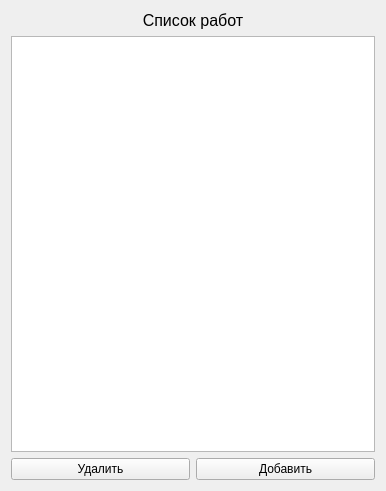
MariyaMari/myJournal, file ElectronicJournal/tablelistworks.ui: the form before one commit.
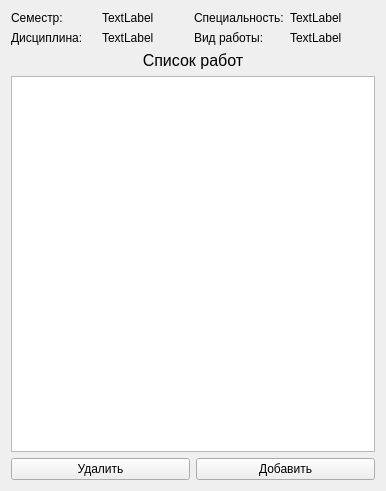
The form after the commit.

```diff
--- a/ElectronicJournal/tablelistworks.ui
+++ b/ElectronicJournal/tablelistworks.ui
@@ -13,8 +13,68 @@
   <property name="windowTitle">
    <string>Form</string>
   </property>
-  <layout class="QGridLayout" name="gridLayout_2">
+  <layout class="QGridLayout" name="gridLayout_3">
    <item row="0" column="0">
+    <layout class="QGridLayout" name="gridLayout_2">
+     <item row="1" column="1">
+      <widget class="QLabel" name="label_5">
+       <property name="text">
+        <string>TextLabel</string>
+       </property>
+      </widget>
+     </item>
+     <item row="1" column="0">
+      <widget class="QLabel" name="label_4">
+       <property name="text">
+        <string>Дисциплина:</string>
+       </property>
+      </widget>
+     </item>
+     <item row="0" column="2">
+      <widget class="QLabel" name="label_6">
+       <property name="text">
+        <string>Специальность:</string>
+       </property>
+      </widget>
+     </item>
+     <item row="0" column="1">
+      <widget class="QLabel" name="label_3">
+       <property name="text">
+        <string>TextLabel</string>
+       </property>
+      </widget>
+     </item>
+     <item row="0" column="0">
+      <widget class="QLabel" name="label_2">
+       <property name="text">
+        <string>Семестр:</string>
+       </property>
+      </widget>
+     </item>
+     <item row="0" column="3">
+      <widget class="QLabel" name="label_7">
+       <property name="text">
+        <string>TextLabel</string>
+       </property>
+      </widget>
+     </item>
+     <item row="1" column="2">
+      <widget class="QLabel" name="label_8">
+       <property name="text">
+        <string>Вид работы:</string>
+       </property>
+      </widget>
+     </item>
+     <item row="1" column="3">
+      <widget class="QLabel" name="label_9">
+       <property name="text">
+        <string>TextLabel</string>
+       </property>
+      </widget>
+     </item>
+    </layout>
+   </item>
+   <item row="1" column="0">
     <widget class="QLabel" name="label">
      <property name="font">
       <font>
@@ -29,14 +89,14 @@
      </property>
     </widget>
    </item>
-   <item row="1" column="0">
+   <item row="2" column="0">
     <layout class="QVBoxLayout" name="verticalLayout">
      <item>
       <widget class="QTableView" name="tableView"/>
      </item>
     </layout>
    </item>
-   <item row="2" column="0">
+   <item row="3" column="0">
     <layout class="QGridLayout" name="gridLayout">
      <item row="0" column="1">
       <widget class="QPushButton" name="pushButton_2">
```
